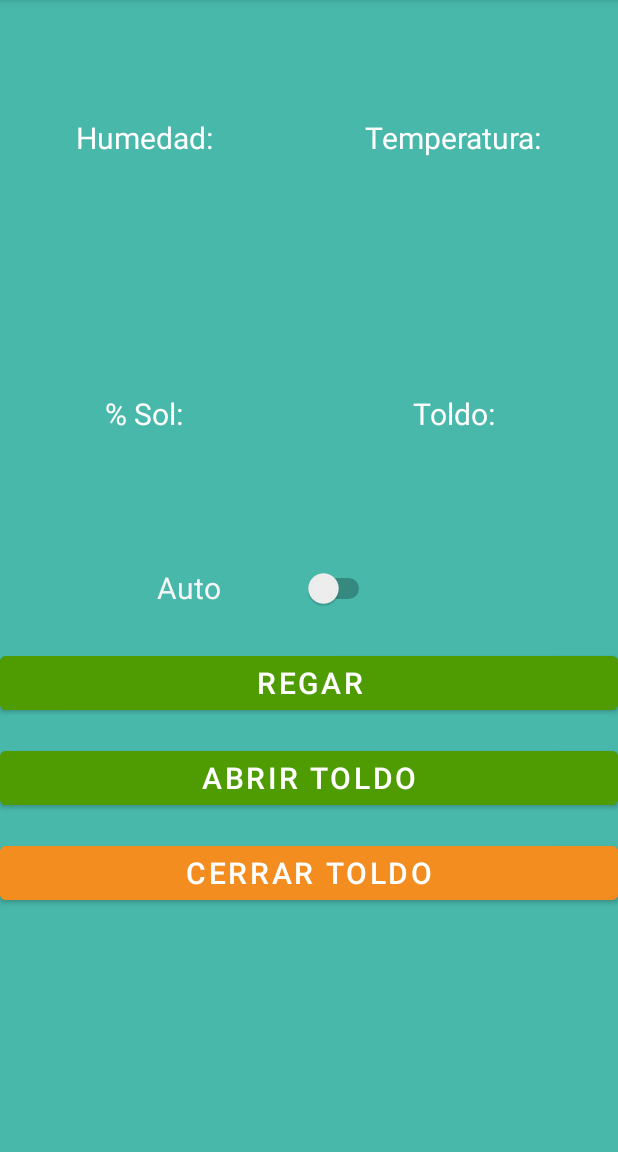
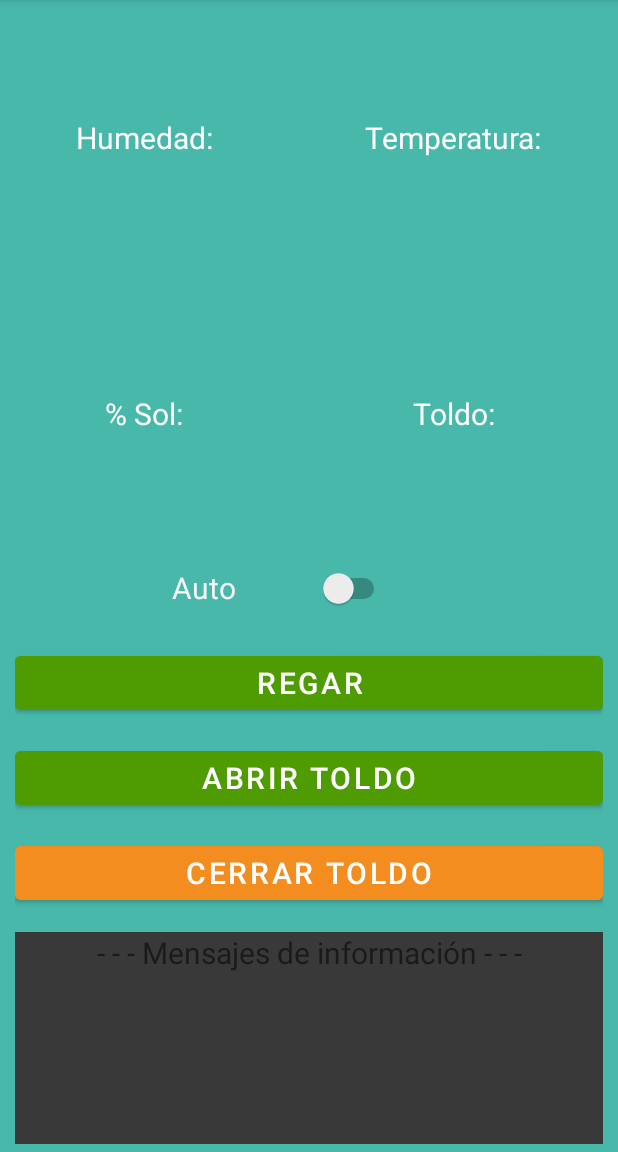
Before and after one commit to al386116/ArduinoWateringSystemProject, an Android app: the screen it shows after launch (MainActivity), on a phone screen of 412 x 824 dp, the part 84-1236 px from its top. Run offline under Robolectric (Android 15) with nearby library versions, the phone set to English and light mode, and no system bars.

Commit message:
Nuevo codigo

```diff
--- a/app/src/main/java/com/example/automaticwateringsystem/SendMessage.java
+++ b/app/src/main/java/com/example/automaticwateringsystem/SendMessage.java
@@ -20,8 +20,7 @@ public class SendMessage extends AsyncTask<String, Void, Void> {
             try {
 
                 Socket socket = new Socket("150.128.48.167", 8000);
-                PrintWriter outToServer = new PrintWriter(
-                        new OutputStreamWriter(socket.getOutputStream()));
+                PrintWriter outToServer = new PrintWriter(new OutputStreamWriter(socket.getOutputStream()));
                 outToServer.println(params[0]);
                 outToServer.flush();
             } catch (IOException e) {
--- a/app/src/main/res/layout/activity_main.xml
+++ b/app/src/main/res/layout/activity_main.xml
@@ -78,6 +78,9 @@
     <LinearLayout
         android:layout_width="match_parent"
         android:layout_height="0dp"
+        android:layout_marginStart="10dp"
+        android:layout_marginEnd="10dp"
+        android:layout_marginBottom="5dp"
         android:orientation="vertical"
         app:layout_constraintBottom_toBottomOf="parent"
         app:layout_constraintEnd_toEndOf="parent"
@@ -124,6 +127,7 @@
                 android:layout_width="match_parent"
                 android:layout_height="wrap_content"
                 android:backgroundTint="#4F9C02"
+                android:onClick="onClickRegar"
                 android:text="REGAR"
                 android:textColor="#FFFFFF"
                 android:textSize="20sp" />
@@ -137,6 +141,7 @@
                 android:layout_width="match_parent"
                 android:layout_height="wrap_content"
                 android:backgroundTint="#4F9C02"
+                android:onClick="onClickAbrirToldo"
                 android:text="Abrir toldo"
                 android:textColor="#FFFFFF"
                 android:textSize="20sp" />
@@ -150,10 +155,25 @@
                 android:layout_width="match_parent"
                 android:layout_height="wrap_content"
                 android:backgroundTint="#F38D20"
+                android:onClick="onClickCerrarToldo"
                 android:text="CERRAR TOLDO"
                 android:textColor="#FFFFFF"
                 android:textSize="20sp" />
+
+            <Space
+                android:layout_width="match_parent"
+                android:layout_height="15sp" />
+
         </LinearLayout>
+
+        <TextView
+            android:id="@+id/infoTextView"
+            android:layout_width="match_parent"
+            android:layout_height="match_parent"
+            android:background="#3A3939"
+            android:text="- - - Mensajes de información - - -"
+            android:textAlignment="center"
+            android:textSize="20sp" />
 
     </LinearLayout>
 
```
Also changed, not shown: app/src/main/java/com/example/automaticwateringsystem/MainActivity.java (+21 -1 lines).
